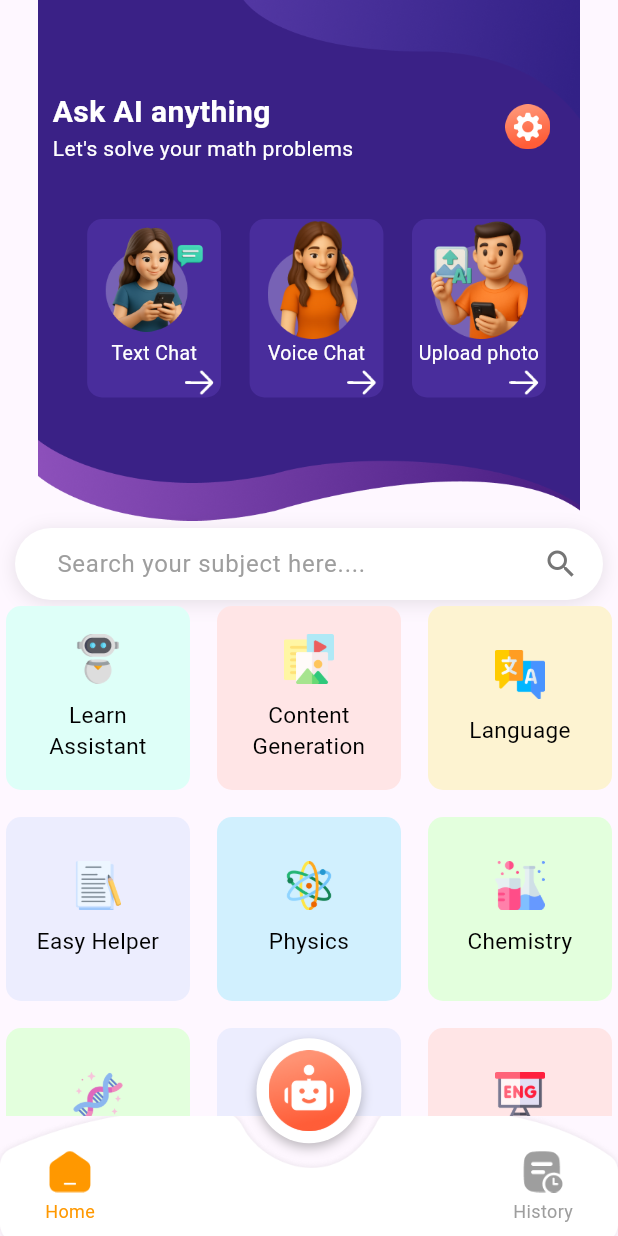
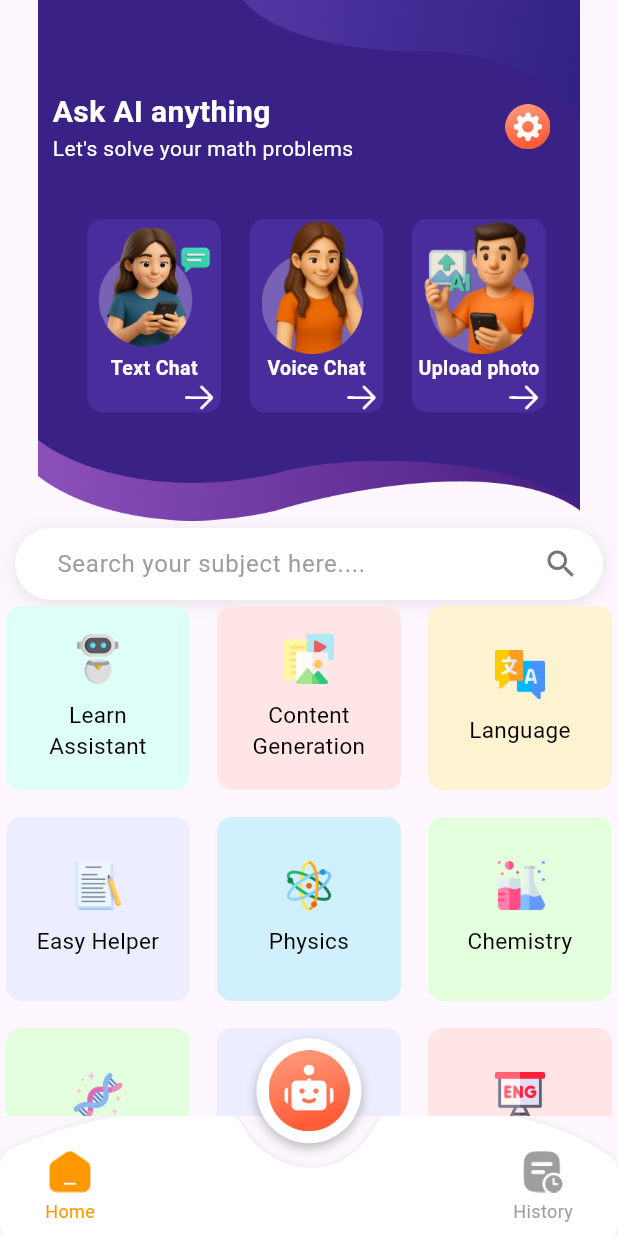
Before and after one commit to Khayooo/Ai-Math-Solver-App, a Flutter app: the Dashboard screen opened directly, on a phone screen of 412 x 824 dp. Run offline on Flutter 3.47's test engine with Material 3 defaults, Android fonts, the phone set to English and light mode, and no system bars; our stand-ins replace camera, google_generative_ai, image_cropper, image_picker.

Commit message:
refactor: Update CustomCard styling

```diff
--- a/lib/custom_widget/custom_card.dart
+++ b/lib/custom_widget/custom_card.dart
@@ -45,8 +45,8 @@ class _CustomCardState extends State<CustomCard> {
 
               mainAxisAlignment: MainAxisAlignment.center,
               children: [
-                Image.asset(widget.img, height: 80,width: 70,),
-                Text(widget.text, style: TextStyle(color: ColorsPaths().white_color, fontSize: 13, fontWeight: FontWeight.w400),textAlign: TextAlign.center,),
+                Image.asset(widget.img, height: 90,width: 80,),
+                Text(widget.text, style: TextStyle(color: ColorsPaths().white_color, fontSize: 13, fontWeight: FontWeight.w600),textAlign: TextAlign.center,),
                 Padding(
                   padding: const EdgeInsets.only(left: 65),
                   child: Image.asset(widget.forward_button, height: 20,),
```
